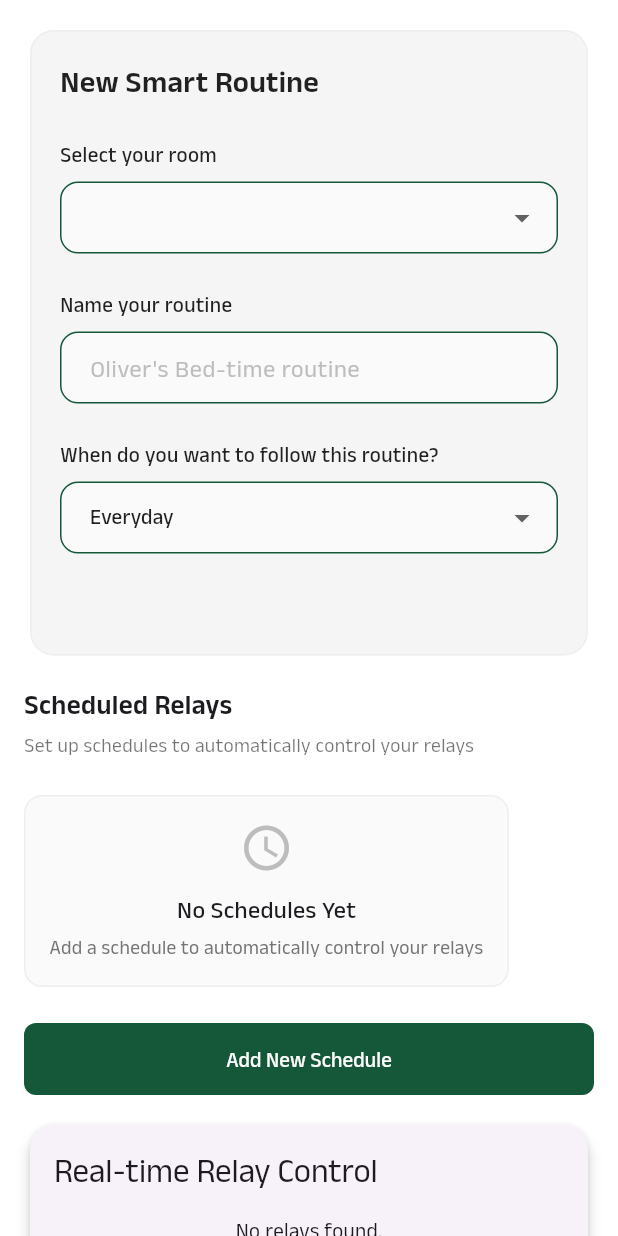
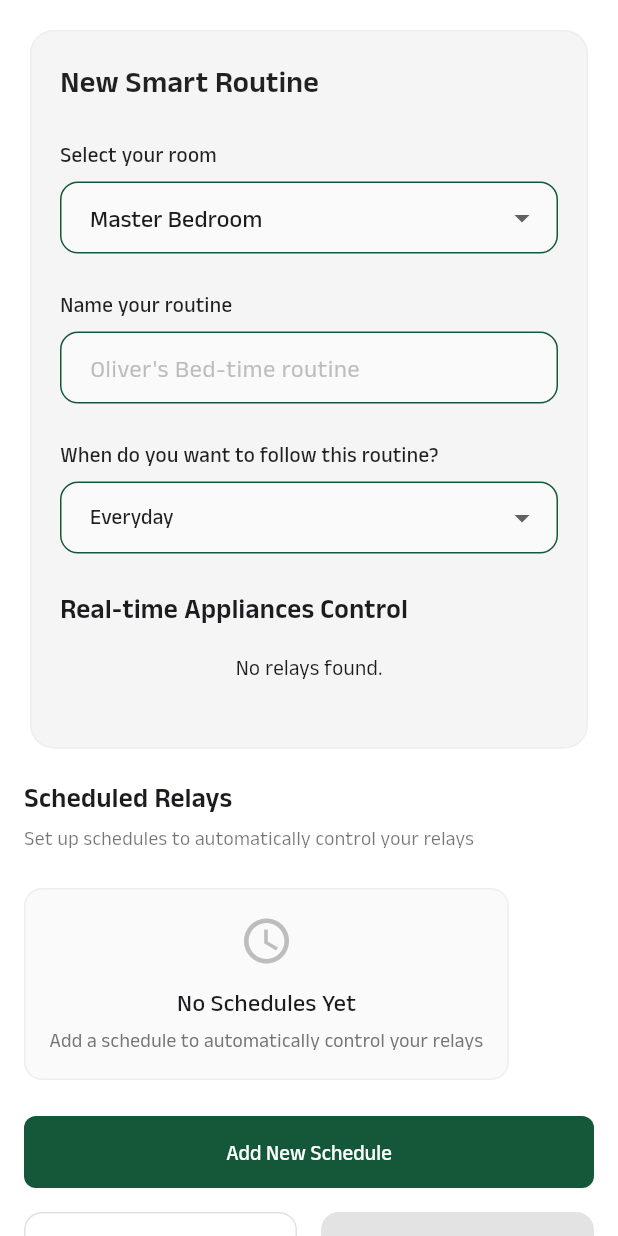
Before and after one commit to 31SUFI/EnergyPulse, a Flutter app: the RoutineScreenContent screen opened directly, on a phone screen of 412 x 824 dp. Run offline on Flutter 3.47's test engine with Material 3 defaults, Android fonts, the phone set to English and light mode, and no system bars; our stand-ins replace firebase_auth, firebase_core, firebase_database, fl_chart, flutter_local_notifications, flutter_svg and 3 more; accounts and stored records are empty.

Commit message:
fix: UI of routine Screen

```diff
--- a/lib/features/routine/provider/routine_provider.dart
+++ b/lib/features/routine/provider/routine_provider.dart
@@ -1,9 +1,15 @@
 import 'package:flutter/material.dart';
 import '../../../core/config/device_config.dart';
 import '../../../features/home_screen/model/space_model.dart';
+import '../../../features/home_screen/providers/space_provider.dart';
 import '../model/routine_model.dart';
 
 class RoutineProvider extends ChangeNotifier {
+  RoutineProvider(SpaceProvider spaceProvider) {
+    if (spaceProvider.spaces.isNotEmpty && _selectedSpace == null) {
+      setSelectedSpace(spaceProvider.spaces.first);
+    }
+  }
   Space? _selectedSpace;
   String _routineName = '';
   String _frequency = 'Everyday';
--- a/lib/features/routine/view/routine_screen.dart
+++ b/lib/features/routine/view/routine_screen.dart
@@ -5,8 +5,8 @@ import '../../../features/home_screen/model/space_model.dart';
 import '../../../features/home_screen/providers/space_provider.dart';
 import '../provider/routine_provider.dart';
 import '../widgets/device_routine_card.dart';
+import '../widgets/realtime_control_card.dart';
 import 'routine_screen_content_extension.dart';
-import '../widgets/realtime_control_card.dart';
 
 class RoutineScreen extends StatelessWidget {
   const RoutineScreen({super.key});
@@ -14,7 +14,7 @@ class RoutineScreen extends StatelessWidget {
   @override
   Widget build(BuildContext context) {
     return ChangeNotifierProvider(
-      create: (_) => RoutineProvider(),
+      create: (context) => RoutineProvider(context.read<SpaceProvider>()),
       child: const RoutineScreenContent(),
     );
   }
@@ -207,6 +207,9 @@ class RoutineScreenContent extends StatelessWidget {
 
                       // Devices List
                       if (routineProvider.selectedSpace != null) ...[
+                        if (routineProvider.selectedSpace!.name == 'Master Bedroom') ...[
+                          const RealtimeControlCard(),
+                        ] else if (routineProvider.selectedSpace!.name != 'Kitchen') ...[
                           const Text(
                             'Devices in your routine',
                             style: TextStyle(
@@ -223,6 +226,7 @@ class RoutineScreenContent extends StatelessWidget {
                             );
                           }),
                         ],
+                      ],
                       const SizedBox(height: 24),
                     ],
                   ),
@@ -232,11 +236,6 @@ class RoutineScreenContent extends StatelessWidget {
 
               // Relay Scheduling Section
               const RelayScheduleSection(),
-
-              const SizedBox(height: 16),
-
-              // Real-time Control Card
-              const RealtimeControlCard(),
 
               const SizedBox(height: 16),
 
@@ -281,19 +280,12 @@ class RoutineScreenContent extends StatelessWidget {
                           borderRadius: BorderRadius.circular(12),
                         ),
                       ),
-                      child: Row(
-                        mainAxisAlignment: MainAxisAlignment.center,
-                        children: [
-                          const Icon(Icons.play_arrow, size: 20),
-                          const SizedBox(width: 8),
-                          const Text(
-                            'Start Routine',
+                      child: const Text(
+                        'Create Routine',
                         style: TextStyle(
                           fontSize: 16,
                           fontWeight: FontWeight.w500,
                         ),
-                          ),
-                        ],
                       ),
                     ),
                   ),
--- a/lib/features/routine/widgets/realtime_control_card.dart
+++ b/lib/features/routine/widgets/realtime_control_card.dart
@@ -1,3 +1,4 @@
+import 'package:energy_meter_app/core/constants/app_colors.dart';
 import 'package:flutter/material.dart';
 import 'package:provider/provider.dart';
 import '../provider/firebase_realtime_provider.dart';
@@ -5,21 +6,22 @@ import '../provider/firebase_realtime_provider.dart';
 class RealtimeControlCard extends StatelessWidget {
   const RealtimeControlCard({super.key});
 
+  // Map relay numbers to device info, same as in FirebaseScheduleCard
+  static final Map<int, ({String name, String icon})> _relayDevices = {
+    1: (name: 'Smart Light', icon: '💡'),
+    2: (name: 'Smart Fan', icon: '🌀'),
+    3: (name: 'Smart Heater', icon: '🔥'),
+    4: (name: 'Smart AC', icon: '❄️'),
+  };
+
   @override
   Widget build(BuildContext context) {
-    return Card(
-      elevation: 4,
-      shape: RoundedRectangleBorder(
-        borderRadius: BorderRadius.circular(16),
-      ),
-      child: Padding(
-        padding: const EdgeInsets.all(16.0),
-        child: Column(
+    return Column(
       crossAxisAlignment: CrossAxisAlignment.start,
       children: [
-            Text(
-              'Real-time Relay Control',
-              style: Theme.of(context).textTheme.titleLarge,
+        const Text(
+          'Real-time Appliances Control',
+          style: TextStyle(fontSize: 18, fontWeight: FontWeight.w600),
         ),
         const SizedBox(height: 16),
         Consumer<FirebaseRealtimeProvider>(
@@ -35,29 +37,73 @@ class RealtimeControlCard extends StatelessWidget {
                 }
 
                 final relayStates = snapshot.data!;
-                    return ListView.builder(
-                      shrinkWrap: true,
-                      physics: const NeverScrollableScrollPhysics(),
-                      itemCount: relayStates.length,
-                      itemBuilder: (context, index) {
-                        final relayId = relayStates.keys.elementAt(index);
-                        final isRelayOn = relayStates[relayId]!;
-                        return SwitchListTile(
-                          title: Text(relayId),
+                return Column(
+                  children:
+                      relayStates.entries.map((entry) {
+                        final relayId = entry.key;
+                        final isRelayOn = entry.value;
+
+                        final relayNumber =
+                            int.tryParse(relayId.replaceAll('relay', '')) ?? 0;
+                        final device =
+                            _relayDevices[relayNumber] ??
+                            (name: 'Relay $relayNumber', icon: '🔌');
+
+                        return Container(
+                          margin: const EdgeInsets.only(bottom: 12),
+                          padding: const EdgeInsets.symmetric(
+                            horizontal: 12,
+                            vertical: 8,
+                          ),
+                          decoration: BoxDecoration(
+                            color: Colors.grey[50],
+                            borderRadius: BorderRadius.circular(12),
+                            border: Border.all(color: Colors.grey[200]!),
+                          ),
+                          child: Row(
+                            children: [
+                              Container(
+                                width: 48,
+                                height: 48,
+                                decoration: BoxDecoration(
+                                  color: Colors.white,
+                                  borderRadius: BorderRadius.circular(12),
+                                  border: Border.all(color: Colors.grey[200]!),
+                                ),
+                                child: Center(
+                                  child: Text(
+                                    device.icon,
+                                    style: const TextStyle(fontSize: 24),
+                                  ),
+                                ),
+                              ),
+                              const SizedBox(width: 12),
+                              Expanded(
+                                child: Text(
+                                  device.name,
+                                  style: const TextStyle(
+                                    fontSize: 16,
+                                    fontWeight: FontWeight.w500,
+                                  ),
+                                ),
+                              ),
+                              Switch.adaptive(
                                 value: isRelayOn,
                                 onChanged: (value) {
                                   provider.toggleRelayState(relayId, isRelayOn);
                                 },
+                                activeColor: AppColors.secondary,
+                              ),
+                            ],
+                          ),
                         );
-                      },
+                      }).toList(),
                 );
               },
             );
           },
         ),
       ],
-        ),
-      ),
     );
   }
 }
```
Also changed, not shown: lib/features/routine/model/routine_model.dart (+10 -0 lines). Lines whose indentation alone changed are shown as unchanged.
